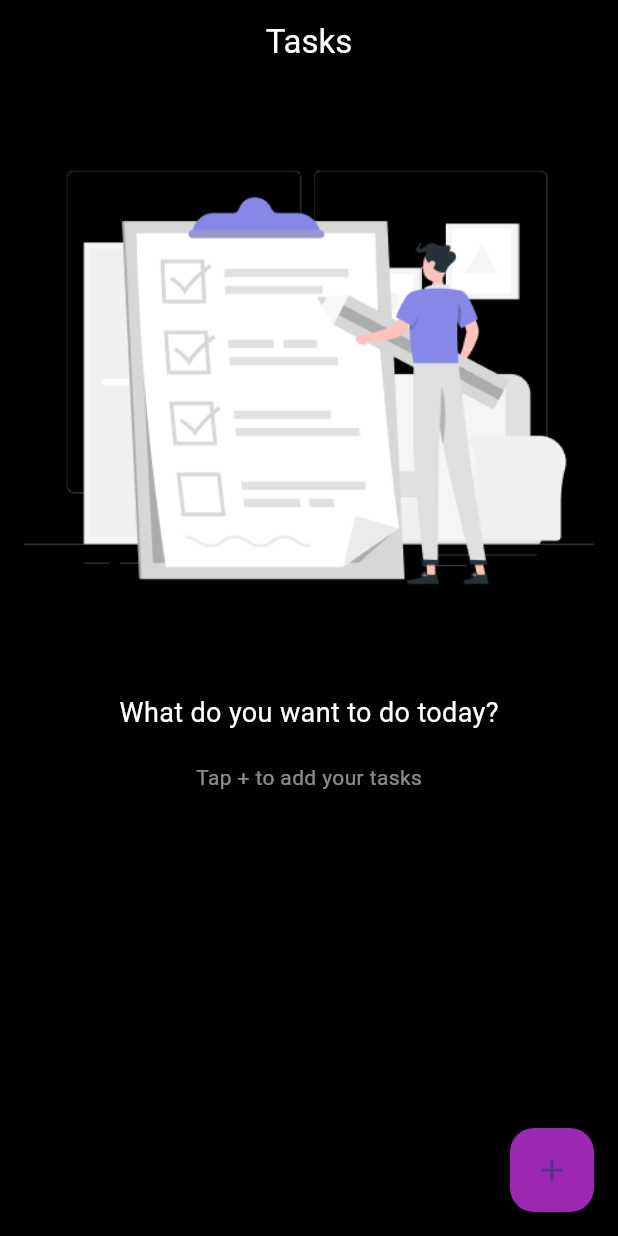
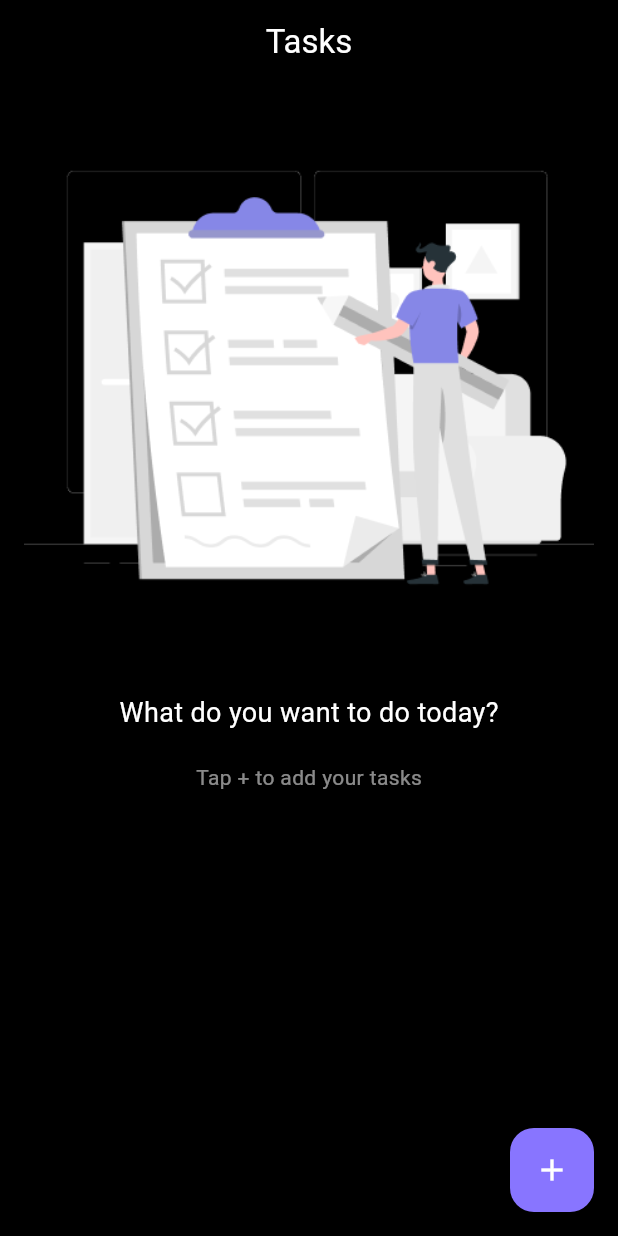
Before and after one commit to ziadimaish-Dimensions/ToDoApp, a Flutter app: the HomeScreen screen opened directly, on a phone screen of 412 x 824 dp. Run offline on Flutter 3.47's test engine with Material 3 defaults, Android fonts, the phone set to English and light mode, and no system bars; our stand-ins replace cloud_firestore, firebase_auth, firebase_core, google_nav_bar; accounts and stored records are empty.

Commit message:
finishing tasks

```diff
--- a/lib/features/tasks/views/task_details_screen.dart
+++ b/lib/features/tasks/views/task_details_screen.dart
@@ -303,9 +303,9 @@ class _TaskDetailScreenState extends State<TaskDetailScreen> {
               children: [
                 const Icon(Icons.access_time, color: Colors.white70),
                 const SizedBox(width: 10),
-                Text(
+                const Text(
                   'Task Time:',
-                  style: const TextStyle(color: Colors.white70),
+                  style: TextStyle(color: Colors.white70),
                 ),
                 const SizedBox(width: 10),
                 Container(
--- a/lib/features/tasks/widgets/add_task_widget.dart
+++ b/lib/features/tasks/widgets/add_task_widget.dart
@@ -24,8 +24,11 @@ class AddTaskWidget extends StatelessWidget {
   Widget build(BuildContext context) {
     return FloatingActionButton(
       onPressed: () => _showAddTaskBottomSheet(context),
-      backgroundColor: Colors.purple,
-      child: const Icon(Icons.add),
+      backgroundColor: const Color(0xFF8875FF),
+      child: const Icon(
+        Icons.add,
+        color: Colors.white,
+      ),
     );
   }
 }
```
